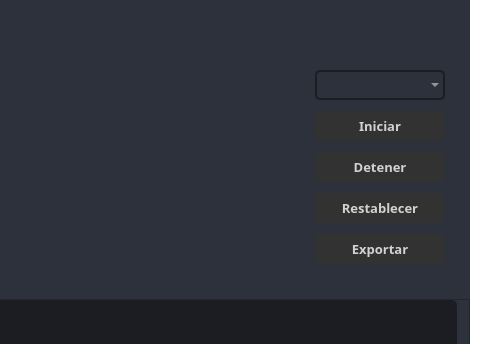
The window that visuals/GUI_BASE.ui (dariolggomez/HEATS-BOARD) describes before a commit, drawn with Qt 5; both pictures show x 500 to 980 and y 254 to 598 of the 980 by 718 pixel window.
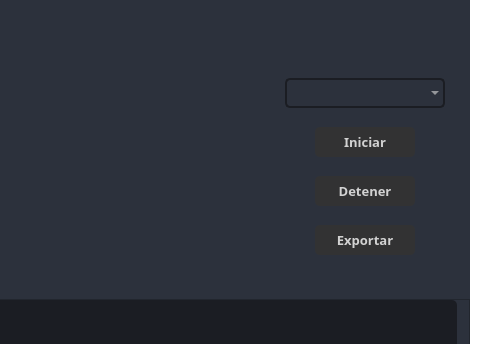
The same window after the commit. Icons and pictures are not drawn.

Commit message: updated graphics ui and fixed spectrogram timer creation bug

Diff of the .ui file:
```diff
--- a/visuals/GUI_BASE.ui
+++ b/visuals/GUI_BASE.ui
@@ -5808,6 +5808,12 @@
                           </item>
                           <item>
                            <widget class="QFrame" name="frame_interactions_btns">
+                            <property name="minimumSize">
+                             <size>
+                              <width>180</width>
+                              <height>0</height>
+                             </size>
+                            </property>
                             <property name="maximumSize">
                              <size>
                               <width>150</width>
@@ -5830,14 +5836,20 @@
                              <item>
                               <widget class="QComboBox" name="receptor_node"/>
                              </item>
-                             <item>
+                             <item alignment="Qt::AlignHCenter">
                               <widget class="QPushButton" name="start_btn">
                                <property name="minimumSize">
                                 <size>
-                                 <width>65</width>
+                                 <width>100</width>
                                  <height>30</height>
                                 </size>
                                </property>
+                               <property name="maximumSize">
+                                <size>
+                                 <width>100</width>
+                                 <height>16777215</height>
+                                </size>
+                               </property>
                                <property name="font">
                                 <font>
                                  <family>Segoe UI Semibold</family>
@@ -5866,14 +5878,20 @@
                                </property>
                               </widget>
                              </item>
-                             <item>
+                             <item alignment="Qt::AlignHCenter">
                               <widget class="QPushButton" name="stop_btn">
                                <property name="minimumSize">
                                 <size>
-                                 <width>65</width>
+                                 <width>100</width>
                                  <height>30</height>
                                 </size>
                                </property>
+                               <property name="maximumSize">
+                                <size>
+                                 <width>100</width>
+                                 <height>16777215</height>
+                                </size>
+                               </property>
                                <property name="font">
                                 <font>
                                  <family>Segoe UI Semibold</family>
@@ -5902,50 +5920,20 @@
                                </property>
                               </widget>
                              </item>
-                             <item>
-                              <widget class="QPushButton" name="reset_btn">
-                               <property name="minimumSize">
-                                <size>
-                                 <width>65</width>
-                                 <height>30</height>
-                                </size>
-                               </property>
-                               <property name="font">
-                                <font>
-                                 <family>Segoe UI Semibold</family>
-                                 <pointsize>10</pointsize>
-                                 <weight>75</weight>
-                                 <bold>true</bold>
-                                </font>
-                               </property>
-                               <property name="styleSheet">
-                                <string notr="true">QPushButton {
-	border: 2px solid rgb(50, 50, 51);
-	border-radius: 5px;	
-	background-color: rgb(50, 50, 51);
-}
-QPushButton:hover {
-	background-color: rgb(56, 56, 57);
-	border: 2px solid rgb(56, 56, 57);
-}
-QPushButton:pressed {	
-	background-color: rgb(56, 56, 57);
-	border: 1px solid rgb(0, 122, 204);
-}</string>
-                               </property>
-                               <property name="text">
-                                <string>Restablecer</string>
-                               </property>
-                              </widget>
-                             </item>
-                             <item>
+                             <item alignment="Qt::AlignHCenter">
                               <widget class="QPushButton" name="save_btn">
                                <property name="minimumSize">
                                 <size>
-                                 <width>65</width>
+                                 <width>100</width>
                                  <height>30</height>
                                 </size>
                                </property>
+                               <property name="maximumSize">
+                                <size>
+                                 <width>100</width>
+                                 <height>16777215</height>
+                                </size>
+                               </property>
                                <property name="font">
                                 <font>
                                  <family>Segoe UI Semibold</family>
```
The commit also changes 2 other files.
